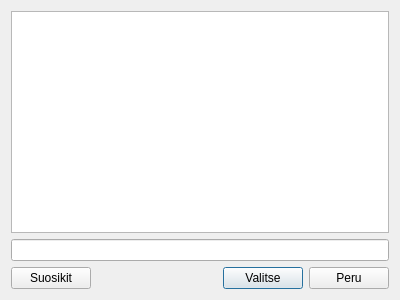
Qt form kitupiikki/db/tilinvalintadialogi.ui (artoh/kitupiikki) before a commit.
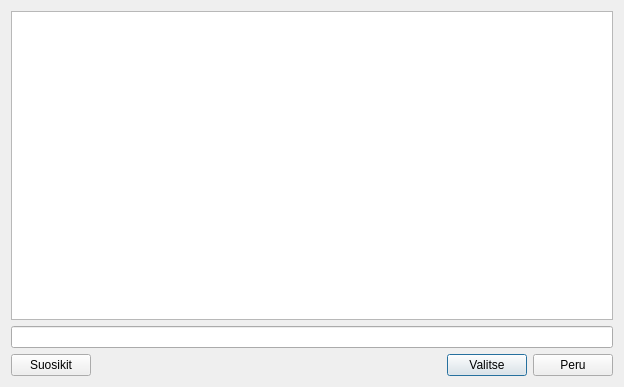
The same form after that commit.

Diff of the .ui file:
```diff
--- a/kitupiikki/db/tilinvalintadialogi.ui
+++ b/kitupiikki/db/tilinvalintadialogi.ui
@@ -6,8 +6,8 @@
    <rect>
     <x>0</x>
     <y>0</y>
-    <width>400</width>
-    <height>300</height>
+    <width>624</width>
+    <height>387</height>
    </rect>
   </property>
   <property name="windowTitle">
@@ -27,6 +27,9 @@
        <property name="text">
         <string>Suosikit</string>
        </property>
+       <property name="checkable">
+        <bool>true</bool>
+       </property>
       </widget>
      </item>
      <item>
```
Left out of the diff: 16 changed lines with no effect on the pictures.
